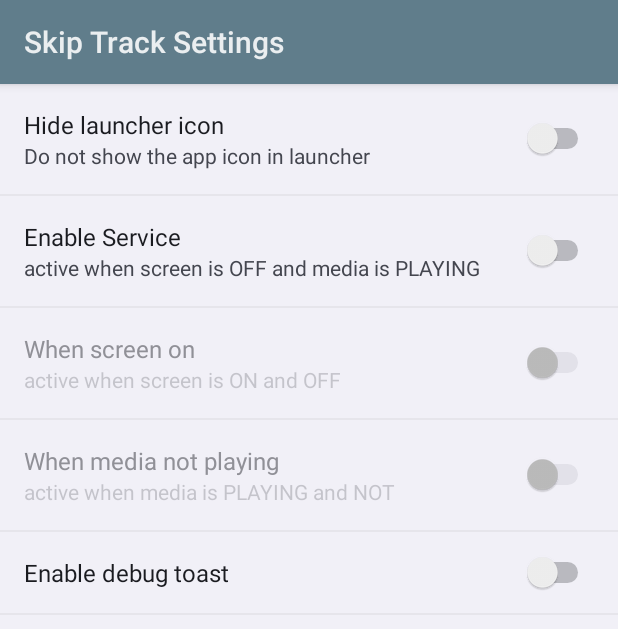
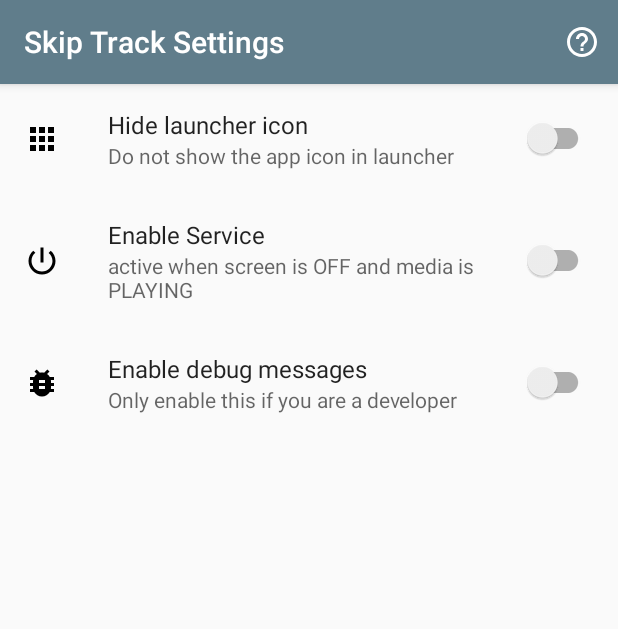
Before and after one commit to Cilenco/skipTrackLongPressVolume, an Android app: the screen it shows after launch (SettingsActivity), on a phone screen of 412 x 824 dp. Shown: the top 629 px of the screen. Run offline under Robolectric (Android 15) with nearby library versions, the phone set to English and light mode, and no system bars; our stand-ins replace androidx.preference.

Commit message:
Lots improvements and fixes

```diff
--- a/app/src/main/java/com/cilenco/skiptrack/ui/LauncherActivity.java
+++ b/app/src/main/java/com/cilenco/skiptrack/ui/LauncherActivity.java
@@ -1,40 +1,34 @@
 package com.cilenco.skiptrack.ui;
 
-import android.Manifest;
 import android.app.Activity;
 import android.content.Intent;
 import android.content.pm.PackageManager;
-import android.os.Bundle;
 import android.util.Log;
-import android.preference.PreferenceManager;
-import android.content.SharedPreferences;
 
 public class LauncherActivity extends Activity {
 
     @Override
-    protected void onCreate(Bundle savedInstanceState) {
-        super.onCreate(savedInstanceState);
-    }
-
-    @Override
     public void onResume() {
         super.onResume();
-        int permission = checkSelfPermission(Manifest.permission.SET_VOLUME_KEY_LONG_PRESS_LISTENER);
-        Log.d("mumu", "onCreate -> permission = " + permission);
+
+        startServiceAndFinish();
+
+        /*int permission = checkSelfPermission(Manifest.permission.SET_VOLUME_KEY_LONG_PRESS_LISTENER);
+        Log.d("cilenco", "onCreate -> permission = " + permission);
+
         if (permission != PackageManager.PERMISSION_GRANTED) {
             requestPermissions(new String[]{Manifest.permission.SET_VOLUME_KEY_LONG_PRESS_LISTENER}, 1);
         } else {
             startServiceAndFinish();
-        }
+        }*/
     }
 
     @Override
     public void onRequestPermissionsResult(int requestCode, String[] permissions, int[] grantResults) {
         super.onRequestPermissionsResult(requestCode, permissions, grantResults);
-        Log.d("mumu", "onRequestPermissionsResult -> " + permissions[0] + ", " + grantResults[0]);
-        if (grantResults[0] == PackageManager.PERMISSION_GRANTED) {
-            startServiceAndFinish();
-        }
+
+        Log.d("cilenco", "onRequestPermissionsResult -> " + permissions[0] + ", " + grantResults[0]);
+        if (grantResults[0] == PackageManager.PERMISSION_GRANTED) startServiceAndFinish();
     }
 
     private void startServiceAndFinish() {
--- a/app/src/main/java/com/cilenco/skiptrack/ui/SettingsActivity.java
+++ b/app/src/main/java/com/cilenco/skiptrack/ui/SettingsActivity.java
@@ -1,17 +1,13 @@
 package com.cilenco.skiptrack.ui;
 
-import android.app.Activity;
-import android.content.ContentResolver;
-import android.content.Intent;
 import android.os.Bundle;
-import android.provider.Settings;
-import android.util.Log;
-
-import com.cilenco.skiptrack.services.VolumeKeyService;
+import android.view.Menu;
 
 import com.cilenco.skiptrack.R;
 
-public class SettingsActivity extends Activity {
+import androidx.appcompat.app.AppCompatActivity;
+
+public class SettingsActivity extends AppCompatActivity {
 
     @Override
     protected void onCreate(Bundle savedInstanceState) {
@@ -19,4 +15,9 @@ public class SettingsActivity extends Activity {
         setContentView(R.layout.main_activity);
     }
 
+    @Override
+    public boolean onCreateOptionsMenu(Menu menu) {
+        getMenuInflater().inflate(R.menu.help, menu);
+        return super.onCreateOptionsMenu(menu);
+    }
 }
--- a/app/src/main/java/com/cilenco/skiptrack/ui/SettingsFragment.java
+++ b/app/src/main/java/com/cilenco/skiptrack/ui/SettingsFragment.java
@@ -6,114 +6,92 @@ import android.content.Context;
 import android.content.Intent;
 import android.content.pm.PackageManager;
 import android.os.Bundle;
-import android.preference.Preference;
-import android.preference.Preference.OnPreferenceChangeListener;
-import android.preference.PreferenceFragment;
-import android.preference.PreferenceScreen;
-import android.preference.SwitchPreference;
 import android.provider.Settings;
 import android.widget.Toast;
 
 import com.cilenco.skiptrack.R;
 import com.cilenco.skiptrack.services.VolumeKeyService;
 
+import androidx.preference.PreferenceFragmentCompat;
+import androidx.preference.SwitchPreferenceCompat;
+
 import static android.content.pm.PackageManager.COMPONENT_ENABLED_STATE_DISABLED;
 import static android.content.pm.PackageManager.COMPONENT_ENABLED_STATE_ENABLED;
 import static android.content.pm.PackageManager.DONT_KILL_APP;
 
-public class SettingsFragment extends PreferenceFragment {
+import static com.cilenco.skiptrack.utils.Constants.ARG_DEBUG;
+import static com.cilenco.skiptrack.utils.Constants.ARG_ENABLED;
+import static com.cilenco.skiptrack.utils.Constants.ARG_PERMISSION;
+import static com.cilenco.skiptrack.utils.Constants.PERMISSION_REQUEST;
+import static com.cilenco.skiptrack.utils.Constants.PERMISSION_REQUEST_ID;
 
-    private static final String REQUEST = "enabled_notification_listeners";
-    private static final int REQUEST_CODE = 0;
+public class SettingsFragment extends PreferenceFragmentCompat {
 
-    private Intent mStartServiceIntent;
     private String PREF_KEY_HIDE_ICON;
-    private String PREF_KEY_ENABLE_SERVICE;
-    private String PREF_KEY_ENABLE_SCREEN_ON;
-    private String PREF_KEY_ENABLE_MEDIA_NOT_PLAYING;
-    private String PREF_KEY_ENABLE_DEBUG;
+    private String PREF_KEY_SERVICE_ENABLED;
+    private String PREF_KEY_DEBUG_ENABLED;
 
-    private boolean mEnableService, mEnableScreenOn, mEnableMediaNotPlaying, mEnableDebug;
+    private boolean serviceEnabled;
+    private boolean debugEnabled;
 
     @Override
-    public void onCreate(Bundle savedInstanceState) {
-        super.onCreate(savedInstanceState);
+    public void onCreatePreferences(Bundle savedInstanceState, String rootKey) {
         addPreferencesFromResource(R.xml.settings);
 
-        PREF_KEY_HIDE_ICON = getString(R.string.pref_hideIcon);
-        PREF_KEY_ENABLE_SERVICE = getString(R.string.pref_service);
-        PREF_KEY_ENABLE_SCREEN_ON = getString(R.string.pref_enable_screen_on);
-        PREF_KEY_ENABLE_MEDIA_NOT_PLAYING = getString(R.string.pref_enable_media_not_playing);
-        PREF_KEY_ENABLE_DEBUG = getString(R.string.pref_enable_debug);
+        PREF_KEY_HIDE_ICON = getString(R.string.pref_hide_icon);
+        PREF_KEY_SERVICE_ENABLED = getString(R.string.pref_service);
+        PREF_KEY_DEBUG_ENABLED = getString(R.string.pref_debug);
 
-        init();
+        debugEnabled = ((SwitchPreferenceCompat) findPreference(PREF_KEY_DEBUG_ENABLED)).isChecked();
+        serviceEnabled = ((SwitchPreferenceCompat) findPreference(PREF_KEY_SERVICE_ENABLED)).isChecked();
+
+        startService();
     }
 
-    @Override // Set for a SwitchPreference so value is always a boolean
-    public boolean onPreferenceTreeClick(PreferenceScreen preferenceScreen, Preference preference) {
+    @Override // We only have SwitchPreferences so value is always a boolean
+    public boolean onPreferenceTreeClick(androidx.preference.Preference preference) {
         if (PREF_KEY_HIDE_ICON.equals(preference.getKey())) {
-            boolean checked = ((SwitchPreference) preference).isChecked();
-            PackageManager manager = getContext().getPackageManager();
+            boolean checked = ((SwitchPreferenceCompat) preference).isChecked();
+            PackageManager pm = getContext().getPackageManager();
+
             ComponentName componentName = new ComponentName(getContext(), LauncherActivity.class);
             int invisible = checked ? COMPONENT_ENABLED_STATE_DISABLED : COMPONENT_ENABLED_STATE_ENABLED;
-            manager.setComponentEnabledSetting(componentName, invisible, DONT_KILL_APP);
-            return true;
-        } else if (PREF_KEY_ENABLE_SERVICE.equals(preference.getKey())) {
-            mEnableService = ((SwitchPreference) preference).isChecked();
-            findPreference(PREF_KEY_ENABLE_SCREEN_ON).setEnabled(mEnableService);
-            findPreference(PREF_KEY_ENABLE_MEDIA_NOT_PLAYING).setEnabled(mEnableService);
-            if (mEnableService) {
-                enableServiceWithNotificationListener();
-            }
-        } else if (PREF_KEY_ENABLE_SCREEN_ON.equals(preference.getKey())) {
-            mEnableScreenOn = ((SwitchPreference) preference).isChecked();
-        } else if (PREF_KEY_ENABLE_MEDIA_NOT_PLAYING.equals(preference.getKey())) {
-            mEnableMediaNotPlaying = ((SwitchPreference) preference).isChecked();
-        } else if (PREF_KEY_ENABLE_DEBUG.equals(preference.getKey())) {
-            mEnableDebug = ((SwitchPreference) preference).isChecked();
+            pm.setComponentEnabledSetting(componentName, invisible, DONT_KILL_APP);
+
+        } else if (PREF_KEY_SERVICE_ENABLED.equals(preference.getKey())) {
+            serviceEnabled = ((SwitchPreferenceCompat) preference).isChecked();
+            if (serviceEnabled) enableNotificationListener();
+
+        } else if (PREF_KEY_DEBUG_ENABLED.equals(preference.getKey())) {
+            debugEnabled = ((SwitchPreferenceCompat) preference).isChecked();
         }
-        startServiceWithCommand();
-        return super.onPreferenceTreeClick(preferenceScreen, preference);
+
+        startService();
+        return super.onPreferenceTreeClick(preference);
     }
 
-    private void init() {
-        mEnableService = ((SwitchPreference) findPreference(PREF_KEY_ENABLE_SERVICE)).isChecked();
-        SwitchPreference screen = (SwitchPreference) findPreference(PREF_KEY_ENABLE_SCREEN_ON);
-        mEnableScreenOn = screen.isChecked();
-        screen.setEnabled(mEnableService);
-        SwitchPreference media = (SwitchPreference) findPreference(PREF_KEY_ENABLE_MEDIA_NOT_PLAYING);
-        mEnableMediaNotPlaying = media.isChecked();
-        media.setEnabled(mEnableService);
-        startServiceWithCommand();
+    private void startService() {
+        final Context context = getContext();
+
+        Intent mStartServiceIntent = new Intent(context, VolumeKeyService.class);
+
+        mStartServiceIntent.putExtra(ARG_PERMISSION, true);
+        mStartServiceIntent.putExtra(ARG_DEBUG, debugEnabled);
+        mStartServiceIntent.putExtra(ARG_ENABLED, serviceEnabled);
+
+        context.startService(mStartServiceIntent);
+
+        if(debugEnabled) Toast.makeText(getContext(),getString(R.string.msg_start_service),Toast.LENGTH_SHORT).show();
     }
 
-    private void startServiceWithCommand() {
-        final Context context = getContext();
-        if (mStartServiceIntent == null) {
-            mStartServiceIntent = new Intent(context, VolumeKeyService.class);
-            mStartServiceIntent.putExtra("PERMISSION", true);
-        }
-        mStartServiceIntent.putExtra("ENABLED", mEnableService);
-        mStartServiceIntent.putExtra("SCREEN_ON", mEnableScreenOn);
-        mStartServiceIntent.putExtra("MEDIA_NOT_PLAYING", mEnableMediaNotPlaying);
-        mStartServiceIntent.putExtra("DEBUG",mEnableDebug);
-        context.startService(mStartServiceIntent);
-        if(mEnableDebug){
-            Toast.makeText(getContext(),getString(R.string.msg_start_service),Toast.LENGTH_SHORT).show();
+    private void enableNotificationListener() {
+        ContentResolver resolver = getContext().getContentResolver();
+        String listeners = Settings.Secure.getString(resolver, PERMISSION_REQUEST);
+
+        if (listeners == null || !listeners.contains(getContext().getPackageName())) {
+            Intent requestIntent = new Intent(Settings.ACTION_NOTIFICATION_LISTENER_SETTINGS);
+            requestIntent.addFlags(Intent.FLAG_ACTIVITY_NEW_TASK);
+            startActivityForResult(requestIntent, PERMISSION_REQUEST_ID);
         }
     }
-
-    private void enableServiceWithNotificationListener() {
-        ContentResolver resolver = getContext().getContentResolver();
-        String listeners = Settings.Secure.getString(resolver, REQUEST);
-        if (listeners == null || !listeners.contains(getContext().getPackageName())) {
-            if(mEnableDebug){
-                Toast.makeText(getContext(),getString(R.string.msg_jump_to_settings),Toast.LENGTH_SHORT).show();
-            }
-            Intent requestIntent = new Intent(Settings.ACTION_NOTIFICATION_LISTENER_SETTINGS);
-            requestIntent.addFlags(Intent.FLAG_ACTIVITY_NEW_TASK);
-            startActivityForResult(requestIntent,REQUEST_CODE);
-        }
-    }
-
 }
--- /dev/null
+++ b/app/src/main/res/drawable/debug.xml
@@ -0,0 +1,4 @@
+<?xml version="1.0" encoding="UTF-8" standalone="no"?>
+<vector xmlns:android="http://schemas.android.com/apk/res/android" android:height="24dp" android:viewportHeight="24.0" android:viewportWidth="24.0" android:width="24dp">
+    <path android:fillColor="#000000" android:pathData="M20,8h-2.81c-0.45,-0.78 -1.07,-1.45 -1.82,-1.96L17,4.41 15.59,3l-2.17,2.17C12.96,5.06 12.49,5 12,5c-0.49,0 -0.96,0.06 -1.41,0.17L8.41,3 7,4.41l1.62,1.63C7.88,6.55 7.26,7.22 6.81,8L4,8v2h2.09c-0.05,0.33 -0.09,0.66 -0.09,1v1L4,12v2h2v1c0,0.34 0.04,0.67 0.09,1L4,16v2h2.81c1.04,1.79 2.97,3 5.19,3s4.15,-1.21 5.19,-3L20,18v-2h-2.09c0.05,-0.33 0.09,-0.66 0.09,-1v-1h2v-2h-2v-1c0,-0.34 -0.04,-0.67 -0.09,-1L20,10L20,8zM14,16h-4v-2h4v2zM14,12h-4v-2h4v2z"/>
+</vector>
--- /dev/null
+++ b/app/src/main/res/drawable/enable.xml
@@ -0,0 +1,4 @@
+<?xml version="1.0" encoding="UTF-8" standalone="no"?>
+<vector xmlns:android="http://schemas.android.com/apk/res/android" android:height="24dp" android:viewportHeight="24.0" android:viewportWidth="24.0" android:width="24dp">
+    <path android:fillColor="#000000" android:pathData="M13,3h-2v10h2L13,3zM17.83,5.17l-1.42,1.42C17.99,7.86 19,9.81 19,12c0,3.87 -3.13,7 -7,7s-7,-3.13 -7,-7c0,-2.19 1.01,-4.14 2.58,-5.42L6.17,5.17C4.23,6.82 3,9.26 3,12c0,4.97 4.03,9 9,9s9,-4.03 9,-9c0,-2.74 -1.23,-5.18 -3.17,-6.83z"/>
+</vector>
--- /dev/null
+++ b/app/src/main/res/drawable/help.xml
@@ -0,0 +1,4 @@
+<?xml version="1.0" encoding="UTF-8" standalone="no"?>
+<vector xmlns:android="http://schemas.android.com/apk/res/android" android:height="24dp" android:viewportHeight="24.0" android:viewportWidth="24.0" android:width="24dp">
+    <path android:fillColor="#ffffff" android:pathData="M11,18h2v-2h-2v2zM12,2C6.48,2 2,6.48 2,12s4.48,10 10,10 10,-4.48 10,-10S17.52,2 12,2zM12,20c-4.41,0 -8,-3.59 -8,-8s3.59,-8 8,-8 8,3.59 8,8 -3.59,8 -8,8zM12,6c-2.21,0 -4,1.79 -4,4h2c0,-1.1 0.9,-2 2,-2s2,0.9 2,2c0,2 -3,1.75 -3,5h2c0,-2.25 3,-2.5 3,-5 0,-2.21 -1.79,-4 -4,-4z"/>
+</vector>
--- /dev/null
+++ b/app/src/main/res/drawable/launcher.xml
@@ -0,0 +1,4 @@
+<?xml version="1.0" encoding="UTF-8" standalone="no"?>
+<vector xmlns:android="http://schemas.android.com/apk/res/android" android:height="24dp" android:viewportHeight="24.0" android:viewportWidth="24.0" android:width="24dp">
+    <path android:fillColor="#000000" android:pathData="M4,8h4L8,4L4,4v4zM10,20h4v-4h-4v4zM4,20h4v-4L4,16v4zM4,14h4v-4L4,10v4zM10,14h4v-4h-4v4zM16,4v4h4L20,4h-4zM10,8h4L14,4h-4v4zM16,14h4v-4h-4v4zM16,20h4v-4h-4v4z"/>
+</vector>
--- /dev/null
+++ b/app/src/main/res/menu/help.xml
@@ -0,0 +1,10 @@
+<?xml version="1.0" encoding="utf-8"?>
+<menu xmlns:android="http://schemas.android.com/apk/res/android"
+    xmlns:app="http://schemas.android.com/apk/res-auto">
+
+    <item android:id="@+id/help"
+        android:title="@string/help"
+        android:icon="@drawable/help"
+        app:showAsAction="always" />
+
+</menu>
--- a/app/src/main/res/values/color.xml
+++ b/app/src/main/res/values/color.xml
@@ -1,8 +1,6 @@
 <?xml version="1.0" encoding="utf-8"?>
 <resources>
-
     <color name="primary">#607D8B</color>
     <color name="primary_dark">#455A64</color>
     <color name="accent">#536DFE</color>
-
 </resources>
--- a/app/src/main/res/values/strings.xml
+++ b/app/src/main/res/values/strings.xml
@@ -2,30 +2,22 @@
     <string name="app_name">Skip Track Settings</string>
 
     <string name="pref_service" translatable="false">pref_service</string>
-    <string name="pref_hideIcon" translatable="false">pref_hideIcon</string>
-    <string name="pref_enable_screen_on" translatable="false">pref_enable_screen_on</string>
-    <string name="pref_enable_media_not_playing" translatable="false">pref_enable_media_not_playing</string>
-    <string name="pref_enable_debug" translatable="false">pref_enable_debug</string>
+    <string name="pref_hide_icon" translatable="false">pref_hideIcon</string>
+    <string name="pref_debug" translatable="false">pref_enable_debug</string>
 
-    <string name="hideIconTitle">Hide launcher icon</string>
-    <string name="hideIconSummary">Do not show the app icon in launcher</string>
+    <string name="hide_icon_title">Hide launcher icon</string>
+    <string name="hide_icon_summary">Do not show the app icon in launcher</string>
 
-    <string name="enableServiceTitle">Enable Service</string>
-    <string name="enableServiceSummary">active when screen is OFF and media is PLAYING</string>
+    <string name="enable_service_title">Enable Service</string>
+    <string name="enable_service_summary">active when screen is OFF and media is PLAYING</string>
 
+    <string name="enable_debug_title">Enable debug messages</string>
+    <string name="enable_debug_summary">Only enable this if you are a developer</string>
 
-    <string name="enableScreenOn">When screen on</string>
-    <string name="enableScreenOnSummary">active when screen is ON and OFF</string>
+    <string name="msg_start_service">Service stated</string>
+    <string name="msg_media_next">Next song</string>
+    <string name="msg_media_pre">Previous song</string>
+    <string name="msg_do_nothing">Nothing to do</string>
 
-    <string name="enableMediaNotPlaying">When media not playing </string>
-    <string name="enableMediaNotPlayingSummary">active when media is PLAYING and NOT</string>
-
-    <string name="enableDebug">Enable debug toast</string>
-
-    <string name="msg_jump_to_settings">jump to Notification access</string>
-    <string name="msg_start_service">start service</string>
-    <string name="msg_media_next">next</string>
-    <string name="msg_media_pre">previous</string>
-    <string name="msg_do_nothing">do nothing</string>
-
+    <string name="help">Help</string>
 </resources>
--- a/app/src/main/res/values/styles.xml
+++ b/app/src/main/res/values/styles.xml
@@ -1,10 +1,8 @@
 <?xml version="1.0" encoding="utf-8"?>
 <resources>
-
-    <style name="AppTheme" parent="@android:style/Theme.DeviceDefault.Light.DarkActionBar">
-        <item name="android:colorPrimary">@color/primary</item>
-        <item name="android:colorPrimaryDark">@color/primary_dark</item>
-        <item name="android:colorAccent">@color/accent</item>
+    <style name="AppTheme" parent="Theme.AppCompat.Light.DarkActionBar">
+        <item name="colorPrimary">@color/primary</item>
+        <item name="colorPrimaryDark">@color/primary_dark</item>
+        <item name="colorAccent">@color/accent</item>
     </style>
-
 </resources>
--- a/app/src/main/res/xml/settings.xml
+++ b/app/src/main/res/xml/settings.xml
@@ -1,34 +1,28 @@
 <?xml version="1.0" encoding="utf-8"?>
-<PreferenceScreen xmlns:android="http://schemas.android.com/apk/res/android">
+<androidx.preference.PreferenceScreen
+    xmlns:android="http://schemas.android.com/apk/res/android"
+    xmlns:app="http://schemas.android.com/apk/res-auto">
 
-    <SwitchPreference
+    <SwitchPreferenceCompat
         android:defaultValue="false"
-        android:key="@string/pref_hideIcon"
-        android:summary="@string/hideIconSummary"
-        android:title="@string/hideIconTitle" />
+        android:key="@string/pref_hide_icon"
+        android:summary="@string/hide_icon_summary"
+        android:title="@string/hide_icon_title"
+        app:icon="@drawable/launcher"/>
 
-    <SwitchPreference
+    <SwitchPreferenceCompat
         android:defaultValue="false"
         android:key="@string/pref_service"
-        android:summary="@string/enableServiceSummary"
-        android:title="@string/enableServiceTitle" />
+        android:summary="@string/enable_service_summary"
+        android:title="@string/enable_service_title"
+        app:icon="@drawable/enable" />
 
-    <SwitchPreference
+    <SwitchPreferenceCompat
         android:defaultValue="false"
-        android:key="@string/pref_enable_screen_on"
-        android:summary="@string/enableScreenOnSummary"
-        android:title="@string/enableScreenOn" />
+        android:dependency="@string/pref_service"
+        android:key="@string/pref_debug"
+        android:title="@string/enable_debug_title"
+        android:summary="@string/enable_debug_summary"
+        app:icon="@drawable/debug" />
 
-    <SwitchPreference
-        android:defaultValue="false"
-        android:key="@string/pref_enable_media_not_playing"
-        android:summary="@string/enableMediaNotPlayingSummary"
-        android:title="@string/enableMediaNotPlaying" />
-
-    <SwitchPreference
-        android:defaultValue="false"
-        android:key="@string/pref_enable_debug"
-        android:title="@string/enableDebug" />
-
-
-</PreferenceScreen>
+</androidx.preference.PreferenceScreen>
```
Also changed, not shown: app/build.gradle (+7 -5 lines), app/src/main/AndroidManifest.xml (+5 -3 lines), app/src/main/java/com/cilenco/skiptrack/services/VolumeKeyService.java (+9 -9 lines), app/src/main/java/com/cilenco/skiptrack/ui/SystemActivity.java (+5 -2 lines), app/src/main/java/com/cilenco/skiptrack/utils/Constants.java (added, +10 -0 lines), build.gradle (+4 -4 lines), gradle/wrapper/gradle-wrapper.properties, 2 other files.
